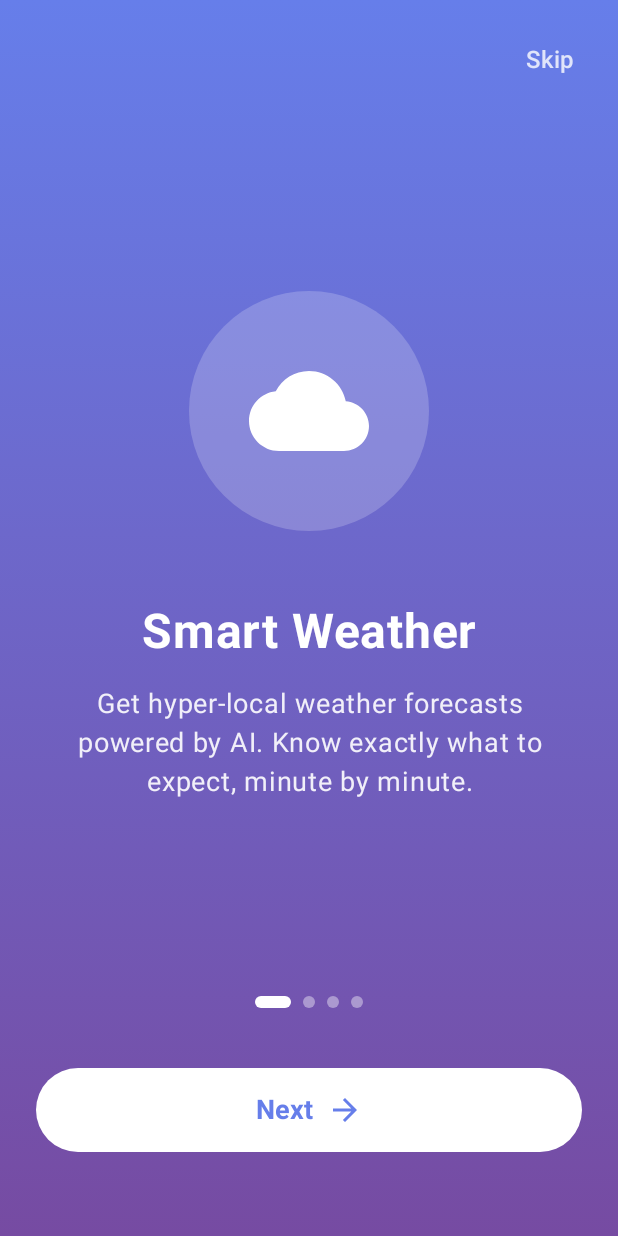
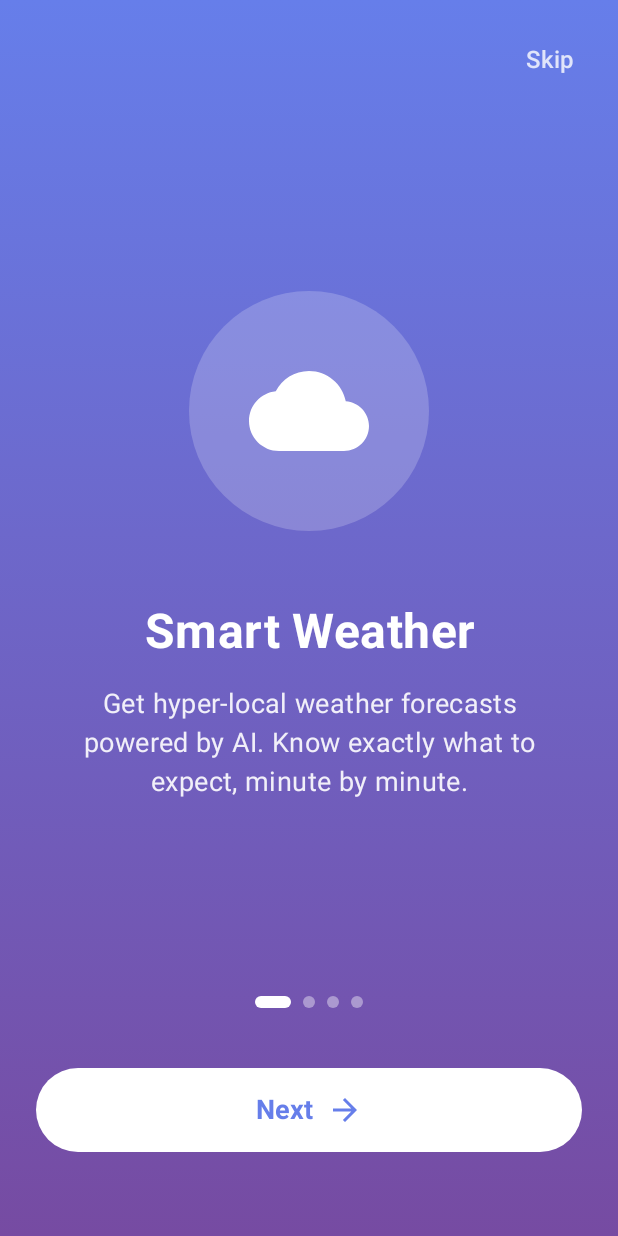
Before and after one commit to singhaditya21/CLIMAAI, an Android app built with Jetpack Compose: the screen it shows after launch (MainActivity), on a phone screen of 412 x 824 dp. Run offline under Robolectric (Android 15) with nearby library versions, the light colour scheme and no system bars; our stand-ins replace Room's generated code; libraries missing offline, so code that uses them is left out: com.android.billingclient; 5 statements that could not run were skipped.

Commit message:
feat(design): elevate web, android, and ios design system to flagship quality

```diff
--- a/android/app/src/main/kotlin/com/climaai/app/ui/theme/Theme.kt
+++ b/android/app/src/main/kotlin/com/climaai/app/ui/theme/Theme.kt
@@ -17,15 +17,30 @@ import androidx.compose.ui.graphics.Color
 import androidx.compose.ui.platform.LocalContext
 import androidx.compose.ui.platform.LocalView
 import androidx.core.view.WindowCompat
+import com.climaai.app.data.AccentColor
 import com.climaai.app.data.AppearancePrefs
+import com.climaai.app.data.FontSizeOption
 import com.climaai.app.data.ThemeMode
 
 private val DarkColorScheme = darkColorScheme(
     primary = Color(0xFF60A5FA),
     secondary = Color(0xFFA78BFA),
     tertiary = Color(0xFF22D3EE),
-    background = Color(0xFF0D1B2A),
-    surface = Color(0xFF1E3A5F),
+    background = Color(0xFF0B1624),
+    surface = Color(0xFF162C46),
+    onPrimary = Color.White,
+    onSecondary = Color.White,
+    onTertiary = Color.White,
+    onBackground = Color.White,
+    onSurface = Color.White
+)
+
+private val OledColorScheme = darkColorScheme(
+    primary = Color(0xFF60A5FA),
+    secondary = Color(0xFFA78BFA),
+    tertiary = Color(0xFF22D3EE),
+    background = Color(0xFF000000),
+    surface = Color(0xFF0A0F18),
     onPrimary = Color.White,
     onSecondary = Color.White,
     onTertiary = Color.White,
@@ -34,45 +49,54 @@ private val DarkColorScheme = darkColorScheme(
 )
 
 private val LightColorScheme = lightColorScheme(
-    primary = Color(0xFF3B82F6),
-    secondary = Color(0xFF8B5CF6),
-    tertiary = Color(0xFF06B6D4),
-    background = Color(0xFFF8FAFC),
+    primary = Color(0xFF2563EB),
+    secondary = Color(0xFF7C3AED),
+    tertiary = Color(0xFF0891B2),
+    background = Color(0xFFF4F8FB),
     surface = Color.White,
     onPrimary = Color.White,
     onSecondary = Color.White,
     onTertiary = Color.White,
-    onBackground = Color(0xFF1E293B),
-    onSurface = Color(0xFF1E293B)
+    onBackground = Color(0xFF0F253E),
+    onSurface = Color(0xFF0F253E)
 )
 
 @Composable
 fun ClimaAITheme(
-    dynamicColor: Boolean = false, // Disable dynamic color by default for consistent branding
+    dynamicColor: Boolean = false,
     content: @Composable () -> Unit
 ) {
     val context = LocalContext.current
 
-    // The persisted appearance preference is the single source of truth for
-    // light/dark — the same store AppearanceSettingsScreen writes to, so a
-    // selection there restyles the whole app immediately. SYSTEM defers to the
-    // OS; OLED is a dark variant, so it maps onto the dark palette until a
-    // dedicated true-black scheme exists.
     val prefs = remember(context) { AppearancePrefs(context) }
-    val themeMode by prefs.themeMode.collectAsState(initial = AppearancePrefs.DEFAULT_THEME)
-    val darkTheme = when (ThemeMode.fromId(themeMode)) {
+    val themeModeRaw by prefs.themeMode.collectAsState(initial = AppearancePrefs.DEFAULT_THEME)
+    val accentId by prefs.accentColor.collectAsState(initial = AppearancePrefs.DEFAULT_ACCENT)
+    val dynamicPref by prefs.useDynamicColor.collectAsState(initial = dynamicColor)
+    val fontSizeId by prefs.fontSize.collectAsState(initial = AppearancePrefs.DEFAULT_FONT_SIZE)
+
+    val mode = ThemeMode.fromId(themeModeRaw)
+    val darkTheme = when (mode) {
         ThemeMode.LIGHT -> false
         ThemeMode.DARK, ThemeMode.OLED -> true
         ThemeMode.SYSTEM -> isSystemInDarkTheme()
     }
 
-    val colorScheme = when {
-        dynamicColor && Build.VERSION.SDK_INT >= Build.VERSION_CODES.S -> {
+    val accent = Color(AccentColor.fromId(accentId).hex)
+    val baseScheme = when {
+        dynamicPref && Build.VERSION.SDK_INT >= Build.VERSION_CODES.S -> {
             if (darkTheme) dynamicDarkColorScheme(context) else dynamicLightColorScheme(context)
         }
+        mode == ThemeMode.OLED -> OledColorScheme
         darkTheme -> DarkColorScheme
         else -> LightColorScheme
     }
+    val colorScheme = if (dynamicPref && Build.VERSION.SDK_INT >= Build.VERSION_CODES.S) {
+        baseScheme
+    } else {
+        baseScheme.copy(primary = accent)
+    }
+
+    val fontScale = FontSizeOption.fromId(fontSizeId).scale
 
     val view = LocalView.current
     if (!view.isInEditMode) {
@@ -84,7 +108,7 @@ fun ClimaAITheme(
 
     MaterialTheme(
         colorScheme = colorScheme,
-        typography = PremiumTypography,
+        typography = PremiumTypography.scaled(fontScale),
         content = content
     )
 }
--- a/android/app/src/main/kotlin/com/climaai/app/ui/theme/Typography.kt
+++ b/android/app/src/main/kotlin/com/climaai/app/ui/theme/Typography.kt
@@ -9,6 +9,8 @@ import androidx.compose.ui.text.googlefonts.Font
 import androidx.compose.ui.text.googlefonts.GoogleFont
 import androidx.compose.ui.unit.sp
 import com.climaai.app.R
+
+private const val TABULAR_NUMS = "tnum"
 
 /**
  * Google Font provider for downloading fonts at runtime.
@@ -46,7 +48,8 @@ val InterFamily = FontFamily(
 )
 
 /**
- * Premium typography using Outfit for headlines and Inter for body.
+ * Premium typography using Outfit for headlines and Inter for body,
+ * with OpenType tabular numerals (tnum) enabled for precision alignment.
  */
 val PremiumTypography = Typography(
     // Display - Large hero text
@@ -55,21 +58,24 @@ val PremiumTypography = Typography(
         fontWeight = FontWeight.Light,
         fontSize = 72.sp,
         lineHeight = 80.sp,
-        letterSpacing = (-1.5).sp
+        letterSpacing = (-1.5).sp,
+        fontFeatureSettings = TABULAR_NUMS
     ),
     displayMedium = TextStyle(
         fontFamily = OutfitFamily,
         fontWeight = FontWeight.Light,
         fontSize = 57.sp,
         lineHeight = 64.sp,
-        letterSpacing = (-0.5).sp
+        letterSpacing = (-0.5).sp,
+        fontFeatureSettings = TABULAR_NUMS
     ),
     displaySmall = TextStyle(
         fontFamily = OutfitFamily,
         fontWeight = FontWeight.Normal,
         fontSize = 45.sp,
         lineHeight = 52.sp,
-        letterSpacing = 0.sp
+        letterSpacing = 0.sp,
+        fontFeatureSettings = TABULAR_NUMS
     ),
 
     // Headlines
@@ -78,21 +84,24 @@ val PremiumTypography = Typography(
         fontWeight = FontWeight.SemiBold,
         fontSize = 32.sp,
         lineHeight = 40.sp,
-        letterSpacing = 0.sp
+        letterSpacing = (-0.5).sp,
+        fontFeatureSettings = TABULAR_NUMS
     ),
     headlineMedium = TextStyle(
         fontFamily = OutfitFamily,
         fontWeight = FontWeight.SemiBold,
         fontSize = 28.sp,
         lineHeight = 36.sp,
-        letterSpacing = 0.sp
+        letterSpacing = (-0.25).sp,
+        fontFeatureSettings = TABULAR_NUMS
     ),
     headlineSmall = TextStyle(
         fontFamily = OutfitFamily,
         fontWeight = FontWeight.SemiBold,
         fontSize = 24.sp,
         lineHeight = 32.sp,
-        letterSpacing = 0.sp
+        letterSpacing = 0.sp,
+        fontFeatureSettings = TABULAR_NUMS
     ),
 
     // Titles
@@ -101,21 +110,24 @@ val PremiumTypography = Typography(
         fontWeight = FontWeight.Medium,
         fontSize = 22.sp,
         lineHeight = 28.sp,
-        letterSpacing = 0.sp
+        letterSpacing = 0.sp,
+        fontFeatureSettings = TABULAR_NUMS
     ),
     titleMedium = TextStyle(
         fontFamily = OutfitFamily,
         fontWeight = FontWeight.Medium,
         fontSize = 16.sp,
         lineHeight = 24.sp,
-        letterSpacing = 0.15.sp
+        letterSpacing = 0.15.sp,
+        fontFeatureSettings = TABULAR_NUMS
     ),
     titleSmall = TextStyle(
         fontFamily = OutfitFamily,
         fontWeight = FontWeight.Medium,
         fontSize = 14.sp,
         lineHeight = 20.sp,
-        letterSpacing = 0.1.sp
+        letterSpacing = 0.1.sp,
+        fontFeatureSettings = TABULAR_NUMS
     ),
 
     // Body - Using Inter for readability
@@ -124,21 +136,24 @@ val PremiumTypography = Typography(
         fontWeight = FontWeight.Normal,
         fontSize = 16.sp,
         lineHeight = 24.sp,
-        letterSpacing = 0.5.sp
+        letterSpacing = 0.25.sp,
+        fontFeatureSettings = TABULAR_NUMS
     ),
     bodyMedium = TextStyle(
         fontFamily = InterFamily,
         fontWeight = FontWeight.Normal,
         fontSize = 14.sp,
         lineHeight = 20.sp,
-        letterSpacing = 0.25.sp
+        letterSpacing = 0.2.sp,
+        fontFeatureSettings = TABULAR_NUMS
     ),
     bodySmall = TextStyle(
         fontFamily = InterFamily,
         fontWeight = FontWeight.Normal,
         fontSize = 12.sp,
         lineHeight = 16.sp,
-        letterSpacing = 0.4.sp
+        letterSpacing = 0.3.sp,
+        fontFeatureSettings = TABULAR_NUMS
     ),
 
     // Labels
@@ -147,23 +162,48 @@ val PremiumTypography = Typography(
         fontWeight = FontWeight.Medium,
         fontSize = 14.sp,
         lineHeight = 20.sp,
-        letterSpacing = 0.1.sp
+        letterSpacing = 0.1.sp,
+        fontFeatureSettings = TABULAR_NUMS
     ),
     labelMedium = TextStyle(
         fontFamily = InterFamily,
         fontWeight = FontWeight.Medium,
         fontSize = 12.sp,
         lineHeight = 16.sp,
-        letterSpacing = 0.5.sp
+        letterSpacing = 0.4.sp,
+        fontFeatureSettings = TABULAR_NUMS
     ),
     labelSmall = TextStyle(
         fontFamily = InterFamily,
         fontWeight = FontWeight.Medium,
         fontSize = 11.sp,
         lineHeight = 16.sp,
-        letterSpacing = 0.5.sp
+        letterSpacing = 0.4.sp,
+        fontFeatureSettings = TABULAR_NUMS
     )
 )
+
+fun Typography.scaled(scale: Float): Typography {
+    if (scale == 1.0f) return this
+    fun TextStyle.scaleFont() = copy(fontSize = fontSize * scale, lineHeight = lineHeight * scale)
+    return copy(
+        displayLarge = displayLarge.scaleFont(),
+        displayMedium = displayMedium.scaleFont(),
+        displaySmall = displaySmall.scaleFont(),
+        headlineLarge = headlineLarge.scaleFont(),
+        headlineMedium = headlineMedium.scaleFont(),
+        headlineSmall = headlineSmall.scaleFont(),
+        titleLarge = titleLarge.scaleFont(),
+        titleMedium = titleMedium.scaleFont(),
+        titleSmall = titleSmall.scaleFont(),
+        bodyLarge = bodyLarge.scaleFont(),
+        bodyMedium = bodyMedium.scaleFont(),
+        bodySmall = bodySmall.scaleFont(),
+        labelLarge = labelLarge.scaleFont(),
+        labelMedium = labelMedium.scaleFont(),
+        labelSmall = labelSmall.scaleFont()
+    )
+}
 
 // Default typography (fallback if fonts don't load)
 val Typography = Typography(
@@ -172,6 +212,7 @@ val Typography = Typography(
         fontWeight = FontWeight.Normal,
         fontSize = 16.sp,
         lineHeight = 24.sp,
-        letterSpacing = 0.5.sp
+        letterSpacing = 0.5.sp,
+        fontFeatureSettings = TABULAR_NUMS
     )
 )
```
Also changed, not shown: android/app/src/main/kotlin/com/climaai/app/ui/components/GlassmorphicCard.kt (+23 -23 lines), 7 other files.
